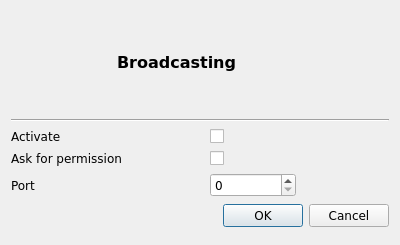
First picture: the form in branches/sayonara-885/src/GUI/broadcasting/broadcast_setup.ui, repository shahid334/sayonara-player, before the edit.
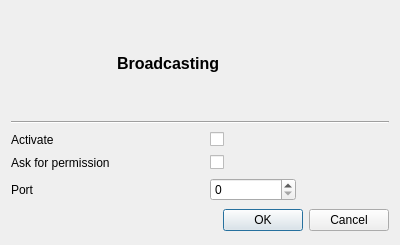
Second picture: the form after the edit.

```diff
--- a/branches/sayonara-885/src/GUI/broadcasting/broadcast_setup.ui
+++ b/branches/sayonara-885/src/GUI/broadcasting/broadcast_setup.ui
@@ -28,11 +28,6 @@
        <height>100</height>
       </size>
      </property>
-     <property name="font">
-      <font>
-       <family>DejaVu Sans</family>
-      </font>
-     </property>
      <property name="text">
       <string/>
      </property>
@@ -40,11 +35,6 @@
    </item>
    <item row="6" column="0" colspan="4">
     <widget class="QDialogButtonBox" name="buttonBox">
-     <property name="font">
-      <font>
-       <family>DejaVu Sans</family>
-      </font>
-     </property>
      <property name="orientation">
       <enum>Qt::Horizontal</enum>
      </property>
@@ -55,11 +45,6 @@
    </item>
    <item row="2" column="0">
     <widget class="QLabel" name="label_2">
-     <property name="font">
-      <font>
-       <family>DejaVu Sans</family>
-      </font>
-     </property>
      <property name="text">
       <string>Activate</string>
      </property>
@@ -67,11 +52,6 @@
    </item>
    <item row="1" column="0" colspan="4">
     <widget class="Line" name="line">
-     <property name="font">
-      <font>
-       <family>DejaVu Sans</family>
-      </font>
-     </property>
      <property name="orientation">
       <enum>Qt::Horizontal</enum>
      </property>
@@ -79,11 +59,6 @@
    </item>
    <item row="2" column="2">
     <widget class="QCheckBox" name="cb_active">
-     <property name="font">
-      <font>
-       <family>DejaVu Sans</family>
-      </font>
-     </property>
      <property name="text">
       <string/>
      </property>
@@ -91,11 +66,6 @@
    </item>
    <item row="4" column="0" colspan="2">
     <widget class="QLabel" name="label_3">
-     <property name="font">
-      <font>
-       <family>DejaVu Sans</family>
-      </font>
-     </property>
      <property name="text">
       <string>Ask for permission</string>
      </property>
@@ -103,32 +73,16 @@
    </item>
    <item row="4" column="2">
     <widget class="QCheckBox" name="checkBox">
-     <property name="font">
-      <font>
-       <family>DejaVu Sans</family>
-      </font>
-     </property>
      <property name="text">
       <string/>
      </property>
     </widget>
    </item>
    <item row="5" column="2">
-    <widget class="QSpinBox" name="sb_port">
-     <property name="font">
-      <font>
-       <family>DejaVu Sans</family>
-      </font>
-     </property>
-    </widget>
+    <widget class="QSpinBox" name="sb_port"/>
    </item>
    <item row="5" column="0">
     <widget class="QLabel" name="label">
-     <property name="font">
-      <font>
-       <family>DejaVu Sans</family>
-      </font>
-     </property>
      <property name="text">
       <string>Port</string>
      </property>
@@ -138,7 +92,6 @@
     <widget class="QLabel" name="label_4">
      <property name="font">
       <font>
-       <family>DejaVu Sans</family>
        <pointsize>12</pointsize>
        <weight>75</weight>
        <bold>true</bold>
```
